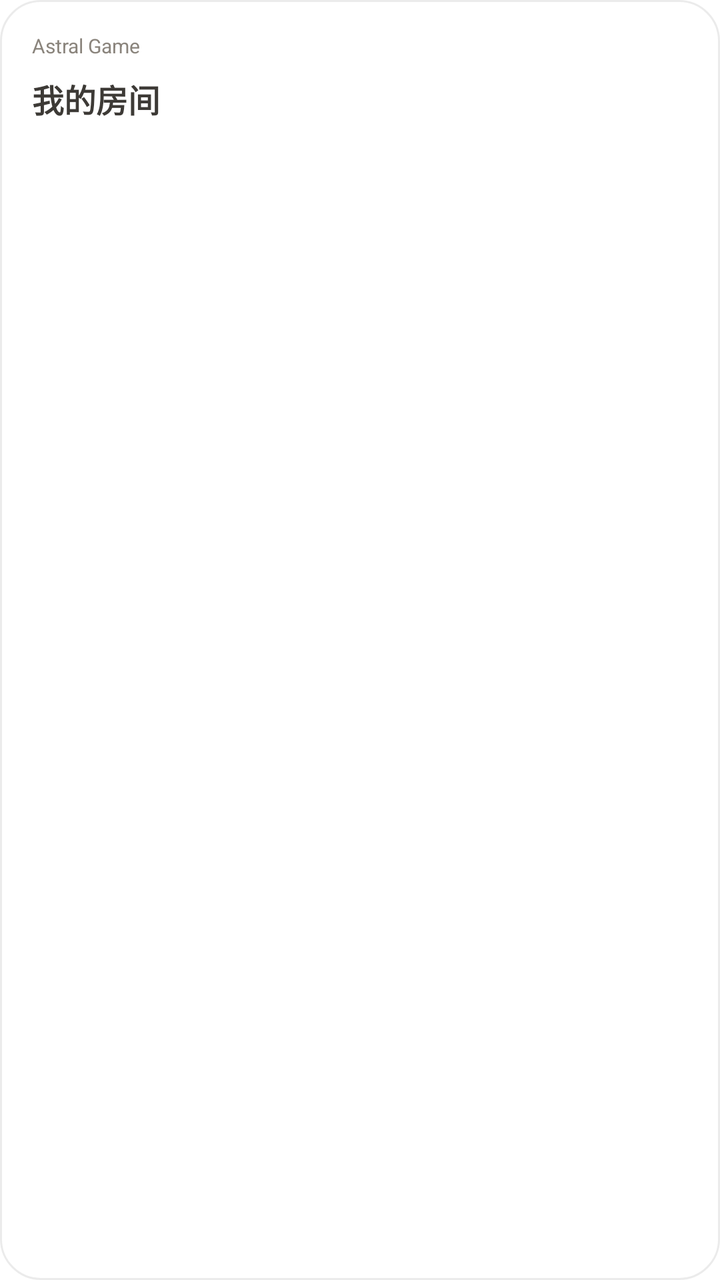
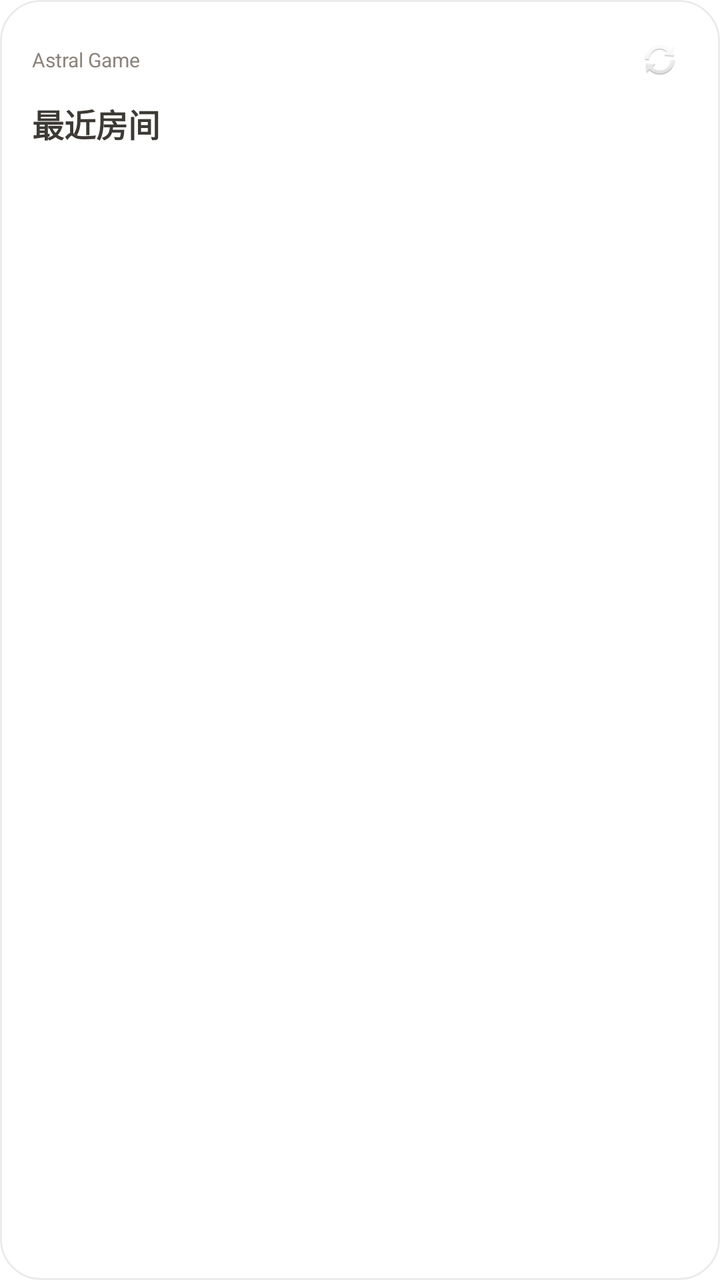

Before-and-after screenshots of an Android layout around one commit, followed by the original layout XML and the change that was made.
<!-- AndroidManifest.xml: fallback theme Theme.MaterialComponents.DayNight.NoActionBar -->
<!-- res/layout/widget_rooms.xml -->
<?xml version="1.0" encoding="utf-8"?>
<FrameLayout xmlns:android="http://schemas.android.com/apk/res/android"
    android:id="@+id/widget_root"
    android:layout_width="match_parent"
    android:layout_height="match_parent">

    <ImageView
        android:id="@+id/widget_bg"
        android:layout_width="match_parent"
        android:layout_height="match_parent"
        android:contentDescription="@null"
        android:scaleType="fitXY"
        android:src="@drawable/widget_root_background" />

    <LinearLayout
        android:layout_width="match_parent"
        android:layout_height="match_parent"
        android:orientation="vertical"
        android:padding="@dimen/widget_padding">

        <TextView
            android:id="@+id/widget_brand"
            android:layout_width="wrap_content"
            android:layout_height="wrap_content"
            android:text="@string/widget_brand"
            android:textColor="@color/widget_text_secondary"
            android:textSize="10sp" />

        <TextView
            android:id="@+id/rooms_title"
            android:layout_width="match_parent"
            android:layout_height="wrap_content"
            android:layout_marginTop="8dp"
            android:text="@string/widget_rooms_title"
            android:textColor="@color/widget_text_primary"
            android:textSize="16sp"
            android:textStyle="bold" />

        <TextView
            android:id="@+id/rooms_summary"
            android:layout_width="match_parent"
            android:layout_height="wrap_content"
            android:layout_marginTop="2dp"
            android:textColor="@color/widget_text_secondary"
            android:textSize="11sp" />

        <LinearLayout
            android:id="@+id/rooms_row1"
            android:layout_width="match_parent"
            android:layout_height="wrap_content"
            android:layout_marginTop="8dp"
            android:orientation="vertical"
            android:visibility="gone">

            <TextView
                android:id="@+id/rooms_line1"
                android:layout_width="match_parent"
                android:layout_height="wrap_content"
                android:textColor="@color/widget_text_primary"
                android:textSize="13sp"
                android:textStyle="bold" />

            <TextView
                android:id="@+id/rooms_line1_code"
                android:layout_width="match_parent"
                android:layout_height="wrap_content"
                android:textColor="@color/widget_text_secondary"
                android:textSize="10sp" />
        </LinearLayout>

        <LinearLayout
            android:id="@+id/rooms_row2"
            android:layout_width="match_parent"
            android:layout_height="wrap_content"
            android:layout_marginTop="6dp"
            android:orientation="vertical"
            android:visibility="gone">

            <TextView
                android:id="@+id/rooms_line2"
                android:layout_width="match_parent"
                android:layout_height="wrap_content"
                android:textColor="@color/widget_text_primary"
                android:textSize="13sp"
                android:textStyle="bold" />

            <TextView
                android:id="@+id/rooms_line2_code"
                android:layout_width="match_parent"
                android:layout_height="wrap_content"
                android:textColor="@color/widget_text_secondary"
                android:textSize="10sp" />
        </LinearLayout>

        <LinearLayout
            android:id="@+id/rooms_row3"
            android:layout_width="match_parent"
            android:layout_height="wrap_content"
            android:layout_marginTop="6dp"
            android:orientation="vertical"
            android:visibility="gone">

            <TextView
                android:id="@+id/rooms_line3"
                android:layout_width="match_parent"
                android:layout_height="wrap_content"
                android:textColor="@color/widget_text_primary"
                android:textSize="13sp"
                android:textStyle="bold" />

            <TextView
                android:id="@+id/rooms_line3_code"
                android:layout_width="match_parent"
                android:layout_height="wrap_content"
                android:textColor="@color/widget_text_secondary"
                android:textSize="10sp" />
        </LinearLayout>

        <TextView
            android:id="@+id/rooms_empty"
            android:layout_width="match_parent"
            android:layout_height="wrap_content"
            android:layout_marginTop="10dp"
            android:text="@string/widget_rooms_empty"
            android:textColor="@color/widget_text_secondary"
            android:textSize="12sp"
            android:visibility="gone" />
    </LinearLayout>
</FrameLayout>
<!-- resources referenced by this layout -->
<resources>
  <color name="widget_text_primary">#3D3A36</color>
  <color name="widget_text_secondary">#8A847C</color>
  <dimen name="widget_padding">16dp</dimen>
  <!-- drawable widget_root_background (drawable) -->
  <?xml version="1.0" encoding="utf-8"?>
  <shape xmlns:android="http://schemas.android.com/apk/res/android"
      android:shape="rectangle">
      <solid android:color="@color/widget_surface" />
      <corners android:radius="@dimen/widget_corner_radius" />
      <stroke
          android:width="1dp"
          android:color="#14000000" />
  </shape>
  <string name="widget_brand">Astral Game</string>
  <string name="widget_rooms_empty">暂无保存的房间</string>
  <string name="widget_rooms_title">我的房间</string>
  <color name="widget_surface">#FFFFFF</color>
  <dimen name="widget_corner_radius">20dp</dimen>
</resources>

<!-- the commit's change to res/layout/widget_rooms.xml (unified diff, before → after) -->
@@ -18,19 +18,35 @@
         android:orientation="vertical"
         android:padding="@dimen/widget_padding">
 
-        <TextView
-            android:id="@+id/widget_brand"
-            android:layout_width="wrap_content"
+        <LinearLayout
+            android:layout_width="match_parent"
             android:layout_height="wrap_content"
-            android:text="@string/widget_brand"
-            android:textColor="@color/widget_text_secondary"
-            android:textSize="10sp" />
+            android:gravity="center_vertical"
+            android:orientation="horizontal">
+
+            <TextView
+                android:id="@+id/widget_brand"
+                android:layout_width="0dp"
+                android:layout_height="wrap_content"
+                android:layout_weight="1"
+                android:text="@string/widget_brand"
+                android:textColor="@color/widget_text_secondary"
+                android:textSize="10sp" />
+
+            <ImageView
+                android:id="@+id/widget_refresh"
+                android:layout_width="28dp"
+                android:layout_height="28dp"
+                android:contentDescription="@string/widget_refresh"
+                android:padding="4dp"
+                android:src="@android:drawable/ic_popup_sync" />
+        </LinearLayout>
 
         <TextView
             android:id="@+id/rooms_title"
             android:layout_width="match_parent"
             android:layout_height="wrap_content"
-            android:layout_marginTop="8dp"
+            android:layout_marginTop="6dp"
             android:text="@string/widget_rooms_title"
             android:textColor="@color/widget_text_primary"
             android:textSize="16sp"
@@ -49,13 +65,17 @@
             android:layout_width="match_parent"
             android:layout_height="wrap_content"
             android:layout_marginTop="8dp"
+            android:background="?android:attr/selectableItemBackground"
             android:orientation="vertical"
+            android:paddingVertical="2dp"
             android:visibility="gone">
 
             <TextView
                 android:id="@+id/rooms_line1"
                 android:layout_width="match_parent"
                 android:layout_height="wrap_content"
+                android:ellipsize="end"
+                android:maxLines="1"
                 android:textColor="@color/widget_text_primary"
                 android:textSize="13sp"
                 android:textStyle="bold" />
@@ -64,6 +84,8 @@
                 android:id="@+id/rooms_line1_code"
                 android:layout_width="match_parent"
                 android:layout_height="wrap_content"
+                android:ellipsize="end"
+                android:maxLines="1"
                 android:textColor="@color/widget_text_secondary"
                 android:textSize="10sp" />
         </LinearLayout>
@@ -73,13 +95,17 @@
             android:layout_width="match_parent"
             android:layout_height="wrap_content"
             android:layout_marginTop="6dp"
+            android:background="?android:attr/selectableItemBackground"
             android:orientation="vertical"
+            android:paddingVertical="2dp"
             android:visibility="gone">
 
             <TextView
                 android:id="@+id/rooms_line2"
                 android:layout_width="match_parent"
                 android:layout_height="wrap_content"
+                android:ellipsize="end"
+                android:maxLines="1"
                 android:textColor="@color/widget_text_primary"
                 android:textSize="13sp"
                 android:textStyle="bold" />
@@ -88,6 +114,8 @@
                 android:id="@+id/rooms_line2_code"
                 android:layout_width="match_parent"
                 android:layout_height="wrap_content"
+                android:ellipsize="end"
+                android:maxLines="1"
                 android:textColor="@color/widget_text_secondary"
                 android:textSize="10sp" />
         </LinearLayout>
@@ -97,13 +125,17 @@
             android:layout_width="match_parent"
             android:layout_height="wrap_content"
             android:layout_marginTop="6dp"
+            android:background="?android:attr/selectableItemBackground"
             android:orientation="vertical"
+            android:paddingVertical="2dp"
             android:visibility="gone">
 
             <TextView
                 android:id="@+id/rooms_line3"
                 android:layout_width="match_parent"
                 android:layout_height="wrap_content"
+                android:ellipsize="end"
+                android:maxLines="1"
                 android:textColor="@color/widget_text_primary"
                 android:textSize="13sp"
                 android:textStyle="bold" />
@@ -112,6 +144,8 @@
                 android:id="@+id/rooms_line3_code"
                 android:layout_width="match_parent"
                 android:layout_height="wrap_content"
+                android:ellipsize="end"
+                android:maxLines="1"
                 android:textColor="@color/widget_text_secondary"
                 android:textSize="10sp" />
         </LinearLayout>
<!-- resource entries referenced after the edit -->
@@ -14,8 +14,9 @@
           android:color="#14000000" />
   </shape>
   <string name="widget_brand">Astral Game</string>
-  <string name="widget_rooms_empty">暂无保存的房间</string>
-  <string name="widget_rooms_title">我的房间</string>
+  <string name="widget_refresh">刷新</string>
+  <string name="widget_rooms_empty">加入或创建房间后会出现在这里</string>
+  <string name="widget_rooms_title">最近房间</string>
   <color name="widget_surface">#FFFFFF</color>
   <dimen name="widget_corner_radius">20dp</dimen>
 </resources>
